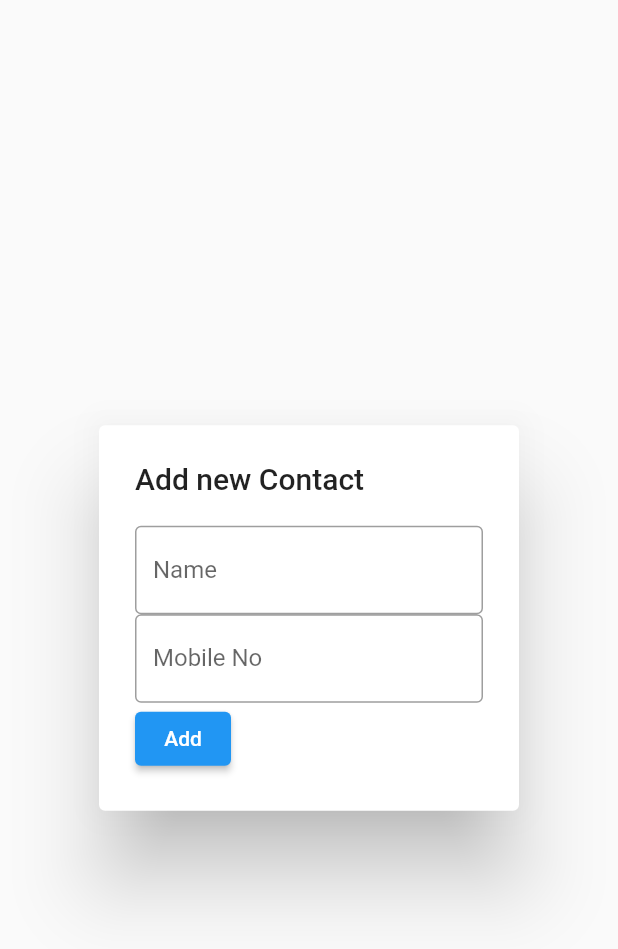
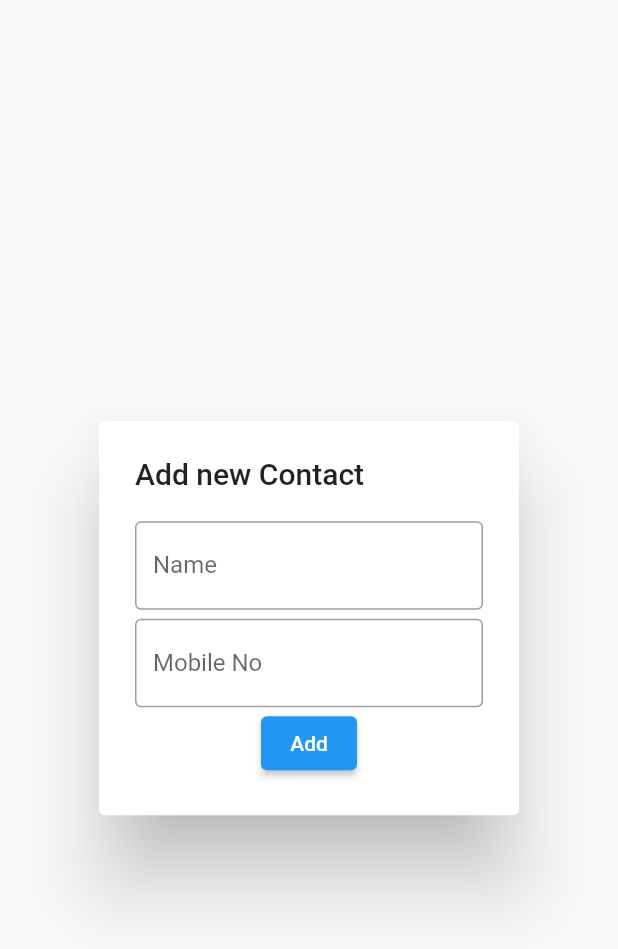
Before and after one commit to DhavalChaudhari/SQLLite_Crud, a Flutter app: the AddContact widget shown alone on an empty page, opened directly, on a phone screen of 412 x 824 dp. Shown: the top 949 px of the screen. Run offline on Flutter 3.47's test engine with Material 2 defaults, Android fonts, the phone set to English and light mode, and no system bars.

Commit message:
Second push

```diff
--- a/lib/pages/add_contact.dart
+++ b/lib/pages/add_contact.dart
@@ -27,7 +27,7 @@ class _AddContactState extends State<AddContact> {
                   (val!.length == 0 ? 'This Field is Required.' : null),
             ),
             SizedBox(
-              height: 20,
+              height: 65,
             ),
             TextFormField(
               decoration: InputDecoration(
@@ -37,13 +37,16 @@ class _AddContactState extends State<AddContact> {
                   ? 'Atleast 10 Characters are required.'
                   : null),
             ),
-            ElevatedButton(
-                // style: ElevatedButton.styleFrom(
-                //     primary: Color.fromARGB(0, 102, 153, 204)),
-                onPressed: () {
-                  _onsubmit();
-                },
-                child: Text('Add'))
+            Center(
+              child: ElevatedButton(
+
+                  // style: ElevatedButton.styleFrom(
+                  //     primary: Color.fromARGB(0, 102, 153, 204)),
+                  onPressed: () {
+                    _onsubmit();
+                  },
+                  child: Text('Add')),
+            )
           ],
         ),
       ),
```
Also changed, not shown: lib/pages/contact_list.dart (added, +51 -0 lines), lib/pages/home_page.dart (+49 -49 lines).
